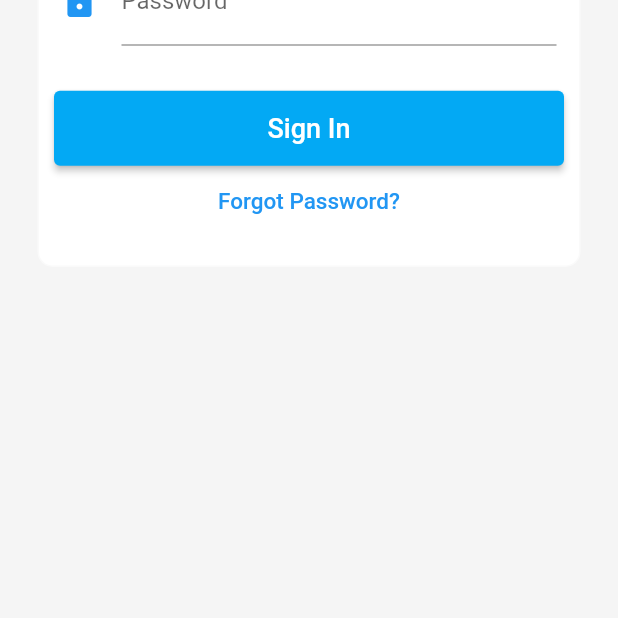
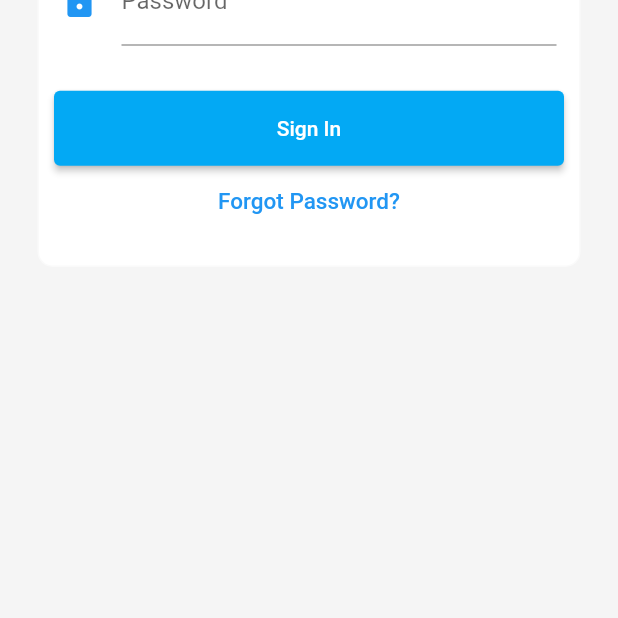
Before and after one commit to JafetMo5601/first-fllutter-app, a Flutter app: the LoginPage screen opened by its route, on a phone screen of 412 x 824 dp, the part 618-1236 px from its top. Run offline on Flutter 3.47's test engine with Material 2 defaults, Android fonts, the phone set to English and light mode, and no system bars; our stand-ins replace font_awesome_flutter.

Commit message:
Add a specific submit button generator for each page that needs one.

```diff
--- a/lib/src/pages/auth/login_page.dart
+++ b/lib/src/pages/auth/login_page.dart
@@ -36,9 +36,11 @@ class _LoginPageState extends State<LoginPage> {
           SizedBox(height: 30),
           Padding(
               padding: EdgeInsets.symmetric(horizontal: 10.0),
-              child: generateSubmitButton(_formLogin, 'Sign In')),
+              child: _generateSubmitButton(_formLogin, 'Sign In')),
           TextButton(
-            onPressed: () {},
+            onPressed: () {
+              Navigator.pushNamed(context, 'forgot_password_page');
+            },
             child: Text(
               'Forgot Password?',
               style: TextStyle(color: Colors.blue, fontSize: 15),
@@ -48,4 +50,20 @@ class _LoginPageState extends State<LoginPage> {
       )
     );
   }
+
+  Widget _generateSubmitButton(GlobalKey<FormState> form, String buttonText, {bool isContrasted = false}) {
+    return ElevatedButton(
+      style: ElevatedButton.styleFrom(
+        primary: Colors.lightBlue,
+        minimumSize: Size.fromHeight(50)),
+      onPressed: () {
+        if (form.currentState!.validate()) {
+          // Send to server
+        }
+      },
+      child: Text(
+        buttonText,
+      ),
+    );
+  }
 }
```
Also changed, not shown: lib/src/pages/auth/register_page.dart (+17 -8 lines).
